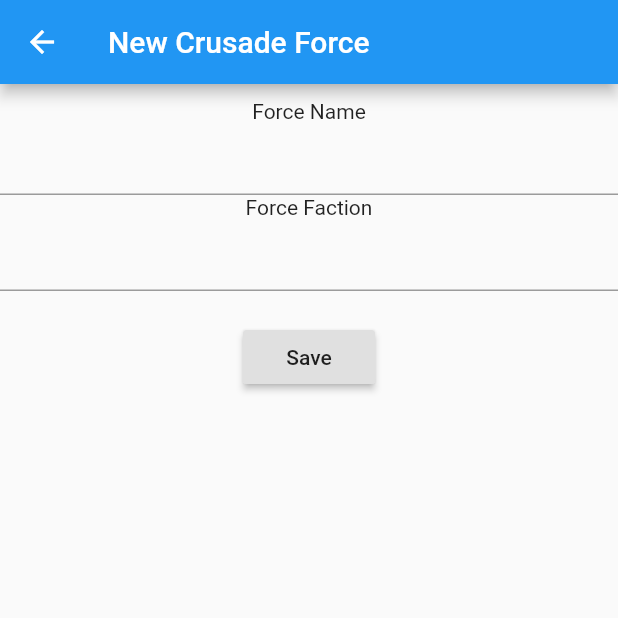
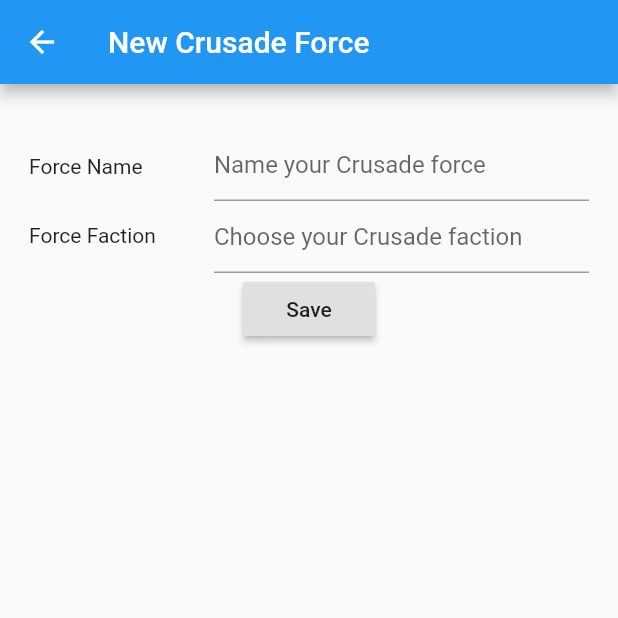
Before and after one commit to Jipwox/Croosade4DK, a Flutter app: the screen it shows after launch, after a tap on the "add" icon, on a phone screen of 412 x 824 dp, the top half of it. Run offline on Flutter 3.47's test engine with Material 2 defaults, Android fonts, the phone set to English and light mode, and no system bars; generated files the repository leaves out were written again.

```diff
--- a/croosade_4dk/lib/AddCrusadeForcePage.dart
+++ b/croosade_4dk/lib/AddCrusadeForcePage.dart
@@ -2,6 +2,7 @@ import 'dart:io';
 import 'package:flutter/material.dart';
 import 'dart:convert';
 import 'package:path_provider/path_provider.dart';
+import 'CrusadeForceModel.dart';
 
 class AddCrusadeForcePage extends StatefulWidget {
 
@@ -21,6 +22,7 @@ class _AddCrusadeForceState extends State<AddCrusadeForcePage> {
   String fileName = "crusade.json";
   bool fileExists = false;
   Map<String, dynamic> fileContent;
+  List<CrusadeForceModel> forceModels = [new CrusadeForceModel("No Crusade Entries", "No Crusade Entries")];
 
   @override
   void initState(){
@@ -29,9 +31,7 @@ class _AddCrusadeForceState extends State<AddCrusadeForcePage> {
       dir = directory;
       jsonFile = new File(dir.path + "/" + fileName);
       fileExists = jsonFile.existsSync();
-      if(fileExists) this.setState(() {
-        fileContent = json.decode(jsonFile.readAsStringSync());
-      });
+      if(fileExists) refresh();
     });
   }
 
@@ -42,7 +42,7 @@ class _AddCrusadeForceState extends State<AddCrusadeForcePage> {
     super.dispose();
   }
 
-  void createFile(Map<String, dynamic> content, Directory dir, String fileName){
+  void createFile(List<CrusadeForceModel> content, Directory dir, String fileName){
     print("creating file");
     File file = new File(dir.path + "/" + fileName);
     file.createSync();
@@ -51,19 +51,26 @@ class _AddCrusadeForceState extends State<AddCrusadeForcePage> {
 
   }
 
-  void writeToFile(String key, dynamic value) {
-    Map<String, dynamic> content = {key: value};
+  void refresh(){
+    this.setState(() {
+      var fileContent = json.decode(jsonFile.readAsStringSync());
+      forceModels.clear();
+      for(Map i in fileContent){
+        forceModels.add(CrusadeForceModel.fromJson(i));
+      }
+    });
+  }
+
+  void writeToFile(String forceName, String forceFaction) {
+    forceModels.add(new CrusadeForceModel(forceNameController.text, forceFactionController.text));
+    if(forceModels.length > 1) forceModels.removeWhere((element) => element.name == "No Crusade Entries");
     if(!jsonFile.existsSync()){
       print("file doesn't exist");
-      createFile(content, dir, fileName);
+      createFile(forceModels, dir, fileName);
     }
     print("writing to file");
-    Map<String, dynamic> jsonFileContent = json.decode(jsonFile.readAsStringSync());
-    jsonFileContent.addAll(content);
-    jsonFile.writeAsStringSync(json.encode(jsonFileContent));
-    this.setState(() {
-      fileContent = json.decode(jsonFile.readAsStringSync());
-    });
+    jsonFile.writeAsStringSync(json.encode(forceModels));
+    refresh();
     Navigator.pop(context);
   }
 
@@ -73,15 +80,48 @@ class _AddCrusadeForceState extends State<AddCrusadeForcePage> {
       appBar: AppBar(title: Text(widget.title),),
       body: Column(
         children: [
-          Padding(padding: EdgeInsets.only(top: 10.0),),
-          Text("Force Name"),
-          TextField(controller: forceNameController,),
-          Text("Force Faction"),
-          TextField(controller: forceFactionController,),
           Padding(padding: EdgeInsets.only(top: 20.0),),
+          Row(
+            mainAxisAlignment: MainAxisAlignment.spaceAround,
+            children: [
+              Column(
+                crossAxisAlignment: CrossAxisAlignment.start,
+                children: [
+                  Padding(padding: EdgeInsets.only(top: 10.0,),),
+                  Text("Force Name"),
+                  SizedBox(height: 30,),
+                  Text("Force Faction"),
+                ],
+              ),
+              Column(
+                crossAxisAlignment: CrossAxisAlignment.start,
+                children: [
+                  Padding(padding: EdgeInsets.only(top: 10.0,),),
+                  Container(
+                    width: 250.0,
+                    child: TextField(
+                      decoration: InputDecoration(
+                          hintText: "Name your Crusade force"
+                      ),
+                      controller: forceNameController,
+                    ),
+                  ),
+                  Container(
+                    width: 250.0,
+                    child: TextField(
+                      decoration: InputDecoration(
+                          hintText: "Choose your Crusade faction"
+                      ),
+                      controller: forceFactionController,
+                    ),
+                  ),
+                ],
+              ),
+            ],
+          ),
           RaisedButton(
             child: Text("Save"),
-            onPressed: () => writeToFile(forceNameController.text, forceFactionController.text ),
+            onPressed: () => writeToFile(forceNameController.text, forceFactionController.text),
           ),
         ],
       ),// This trailing comma makes auto-formatting nicer for build methods.
--- a/croosade_4dk/lib/CrusadeForceModel.dart
+++ b/croosade_4dk/lib/CrusadeForceModel.dart
@@ -10,10 +10,24 @@ part 'CrusadeForceModel.g.dart';
 @JsonSerializable()
 
 class CrusadeForceModel{
-  CrusadeForceModel(this.name, this.faction);
 
   String name;
   String faction;
+  int battleTally;
+  int battlesWon;
+  int requisitionPoints;
+  int supplyLimit;
+  int supplyUsed;
+
+  CrusadeForceModel(String name, String faction){
+    this.name = name;
+    this.faction = faction;
+    this.battleTally = 0;
+    this.battlesWon = 0;
+    this.requisitionPoints = 5;
+    this.supplyLimit = 50;
+    this.supplyUsed = 0;
+  }
 
   /// A necessary factory constructor for creating a new CrusadeForceModel instance
   /// from a map. Pass the map to the generated `_$CrusadeForceModelFromJson()` constructor.
--- a/croosade_4dk/lib/home.dart
+++ b/croosade_4dk/lib/home.dart
@@ -2,6 +2,7 @@ import 'dart:io';
 import 'package:flutter/material.dart';
 import 'dart:convert';
 import 'package:path_provider/path_provider.dart';
+import 'CrusadeForceModel.dart';
 
 class MyHomePage extends StatefulWidget {
   MyHomePage({Key key, this.title}) : super(key: key);
@@ -13,17 +14,29 @@ class MyHomePage extends StatefulWidget {
 }
 
 class _MyHomePageState extends State<MyHomePage> {
-
   File jsonFile;
   Directory dir;
   String fileName = "crusade.json";
   bool fileExists = false;
-  Map<String, dynamic> fileContent = {"No Entries" : "No Entries"};
+  List<CrusadeForceModel> forceModels = [new CrusadeForceModel("No Entries", "No Entries")];
 
   @override
   void initState(){
     super.initState();
-    refreshPage();
+    getApplicationDocumentsDirectory().then((Directory directory){
+      dir = directory;
+      jsonFile = new File(dir.path + "/" + fileName);
+      fileExists = jsonFile.existsSync();
+      if(fileExists){
+        var fileContent = json.decode(jsonFile.readAsStringSync());
+        for(Map i in fileContent){
+          forceModels.add(CrusadeForceModel.fromJson(i));
+        }
+        if(forceModels.length > 1) forceModels.removeWhere((element) => element.name == "No Crusade Entries");
+      } else {
+        forceModels = [new CrusadeForceModel("No Crusade Entries", "No Crusade Entries")];
+      }
+    });
   }
 
   void refreshPage(){
@@ -32,17 +45,22 @@ class _MyHomePageState extends State<MyHomePage> {
       jsonFile = new File(dir.path + "/" + fileName);
       fileExists = jsonFile.existsSync();
       if(fileExists) this.setState(() {
-        fileContent = json.decode(jsonFile.readAsStringSync());
+        var fileContent = json.decode(jsonFile.readAsStringSync());
+        forceModels.clear();
+        for(Map i in fileContent){
+          forceModels.add(CrusadeForceModel.fromJson(i));
+        }
+        if(forceModels.length > 1) forceModels.removeWhere((element) => element.name == "No Crusade Entries");
       });
-      else fileContent = {"No Entries" : "No Entries"};
+      else{
+        forceModels = [new CrusadeForceModel("No Crusade Entries", "No Crusade Entries")];
+      }
     });
   }
 
   void _navigateToAddCrusadeForcePage(){
     Navigator.pushNamed(context, '/AddCrusadeForcePage').then((value) {
-      setState(() {
-        refreshPage();
-      });
+      refreshPage();
     });
   }
 
@@ -68,12 +86,11 @@ class _MyHomePageState extends State<MyHomePage> {
   }
 
   Widget _crusadeForceList() {
-    var keys = fileContent.keys.toList();
     return ListView.separated(
         padding: EdgeInsets.all(16.0),
-        itemCount: fileContent.keys.length,
+        itemCount: forceModels.length,
         itemBuilder: /*1*/ (context, i) {
-          return _buildRow(keys[i] + " / " + fileContent[keys[i]]);
+          return _buildRow(forceModels[i].name + " / " + forceModels[i].faction);
         },
         separatorBuilder: (context, index) {
           return Divider();
```
Also changed, not shown: croosade_4dk/lib/ViewCrusaderForcePage.dart (added).
